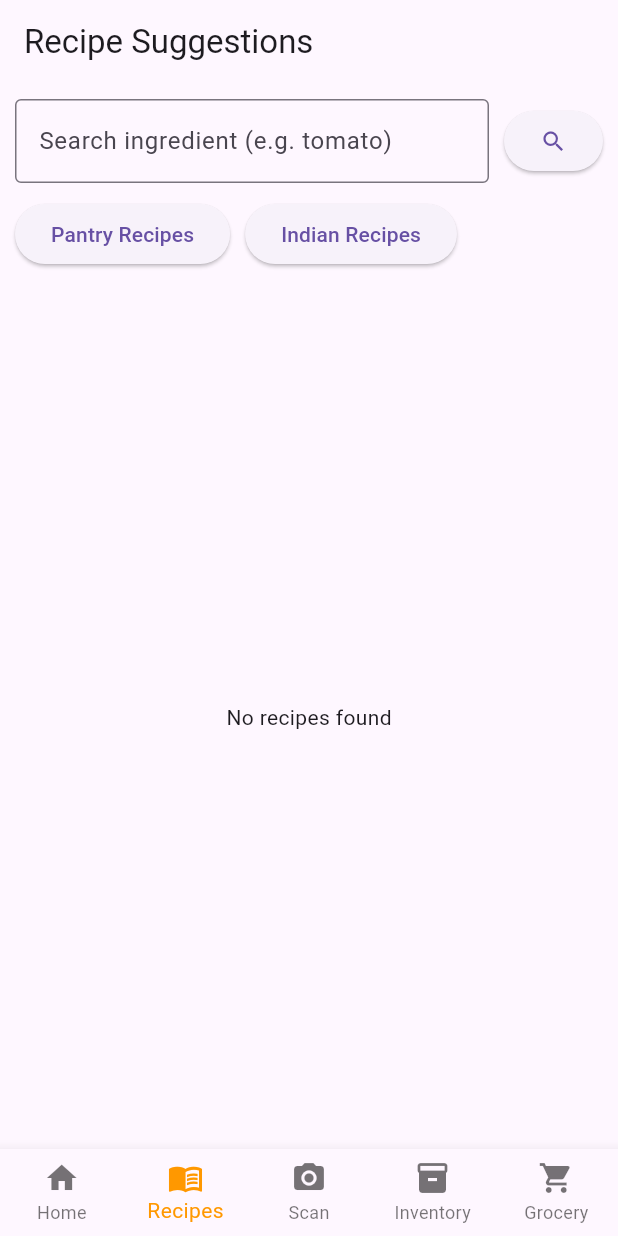
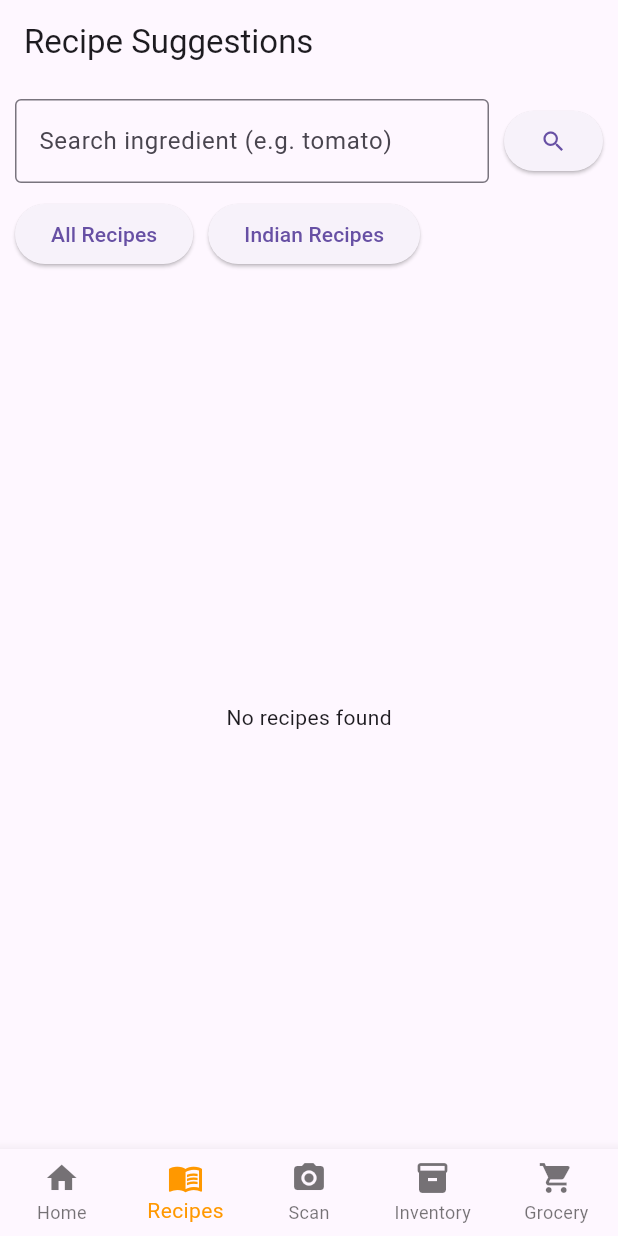
Before and after one commit to vishnumanoj008/kitchen_inventory_app, a Flutter app: the screen it shows after launch, item 2 of the bottom bar chosen, on a phone screen of 412 x 824 dp. Run offline on Flutter 3.47's test engine with Material 3 defaults, Android fonts, the phone set to English and light mode, and no system bars; our stand-ins replace camera, firebase_core, flutter_local_notifications, permission_handler, sqflite; missing offline and left inert: flutter_sound, google_mlkit_image_labeling; accounts and stored records are empty; network calls fail.

Commit message:
Change button text from 'Pantry Recipes' to 'All Recipes'

```diff
--- a/lib/screens/recipe_screen.dart
+++ b/lib/screens/recipe_screen.dart
@@ -189,7 +189,7 @@
 
                 ElevatedButton(
                   onPressed: loadPantryRecipes,
-                  child: const Text("Pantry Recipes"),
+                  child: const Text("All Recipes"),
                 ),
 
                 const SizedBox(width: 10),
```
